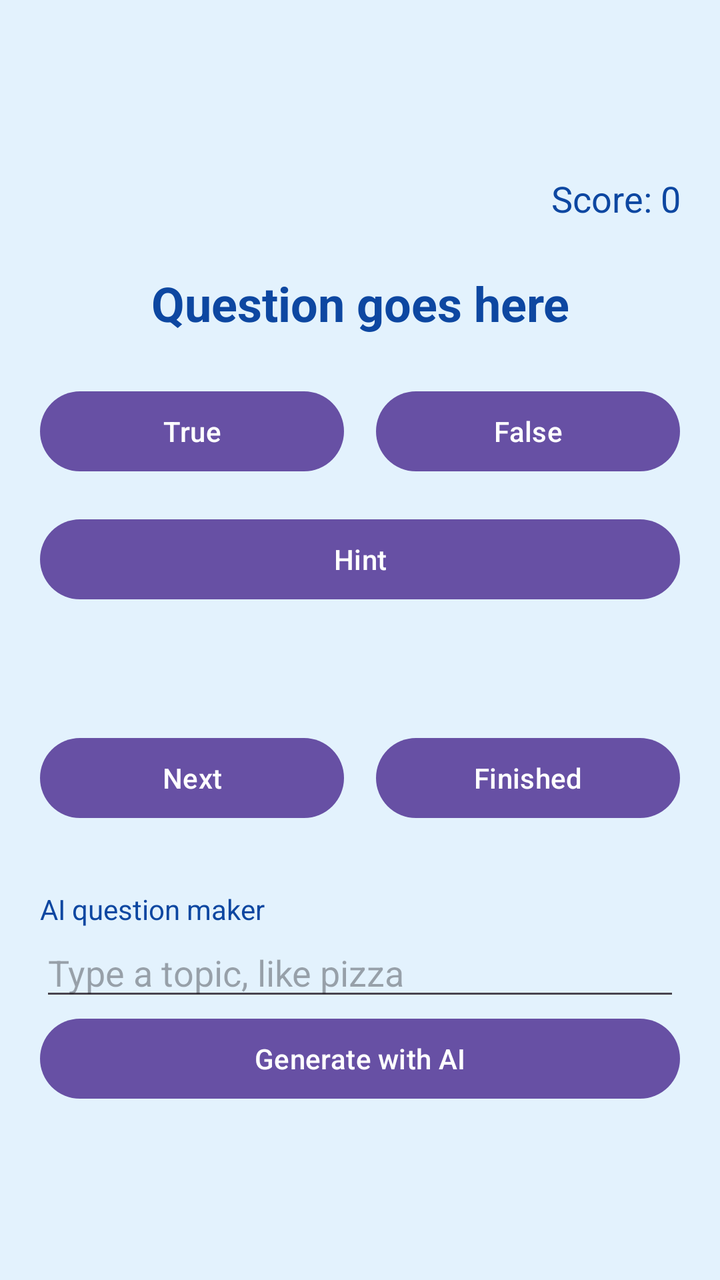
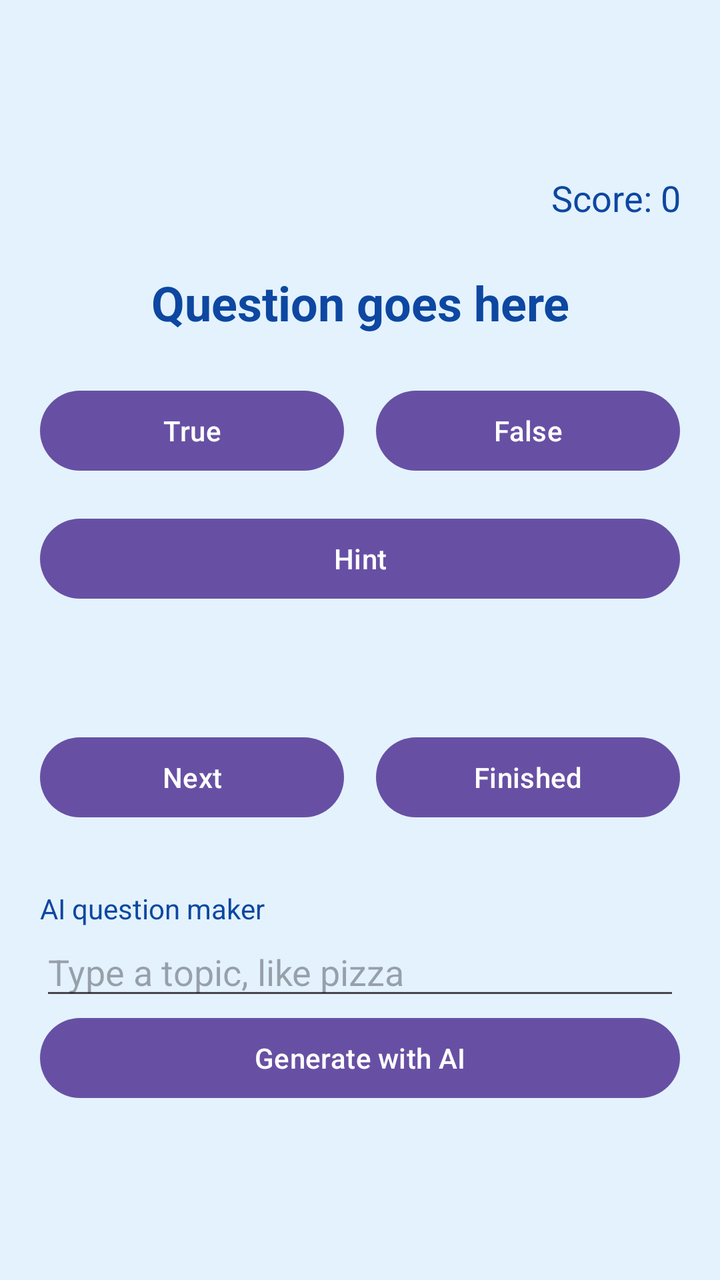

Two renders of the same Android screen: before a commit and after it. Below are the layout's source before the change and the commit's diff.
<!-- AndroidManifest.xml: application theme Theme.QuizAPP -->
<!-- res/layout/activity_main.xml -->
<?xml version="1.0" encoding="utf-8"?>
<androidx.constraintlayout.widget.ConstraintLayout xmlns:android="http://schemas.android.com/apk/res/android"
    xmlns:app="http://schemas.android.com/apk/res-auto"
    xmlns:tools="http://schemas.android.com/tools"
    android:id="@+id/main"
    android:layout_width="match_parent"
    android:layout_height="match_parent"
    android:background="#E3F2FD"
    tools:context=".MainActivity">

    <LinearLayout
        android:layout_width="0dp"
        android:layout_height="wrap_content"
        android:orientation="vertical"
        android:padding="20dp"
        app:layout_constraintBottom_toBottomOf="parent"
        app:layout_constraintEnd_toEndOf="parent"
        app:layout_constraintStart_toStartOf="parent"
        app:layout_constraintTop_toTopOf="parent">

        <TextView
            android:id="@+id/scoreText"
            android:layout_width="match_parent"
            android:layout_height="wrap_content"
            android:gravity="end"
            android:text="Score: 0"
            android:textColor="#0D47A1"
            android:textSize="18sp" />

        <TextView
            android:id="@+id/questionText"
            android:layout_width="match_parent"
            android:layout_height="wrap_content"
            android:layout_marginTop="24dp"
            android:gravity="center"
            android:text="Question goes here"
            android:textColor="#0D47A1"
            android:textSize="24sp"
            android:textStyle="bold" />

        <LinearLayout
            android:layout_width="match_parent"
            android:layout_height="wrap_content"
            android:layout_marginTop="24dp"
            android:orientation="horizontal">

            <Button
                android:id="@+id/trueButton"
                android:layout_width="0dp"
                android:layout_height="wrap_content"
                android:layout_marginEnd="8dp"
                android:layout_weight="1"
                android:text="True" />

            <Button
                android:id="@+id/falseButton"
                android:layout_width="0dp"
                android:layout_height="wrap_content"
                android:layout_marginStart="8dp"
                android:layout_weight="1"
                android:text="False" />
        </LinearLayout>

        <Button
            android:id="@+id/hintButton"
            android:layout_width="match_parent"
            android:layout_height="wrap_content"
            android:layout_marginTop="16dp"
            android:text="Hint" />

        <TextView
            android:id="@+id/feedbackText"
            android:layout_width="match_parent"
            android:layout_height="wrap_content"
            android:layout_marginTop="16dp"
            android:gravity="center"
            android:text=""
            android:textColor="#1565C0"
            android:textSize="22sp" />

        <LinearLayout
            android:layout_width="match_parent"
            android:layout_height="wrap_content"
            android:layout_marginTop="16dp"
            android:orientation="horizontal">

            <Button
                android:id="@+id/nextButton"
                android:layout_width="0dp"
                android:layout_height="wrap_content"
                android:layout_marginEnd="8dp"
                android:layout_weight="1"
                android:text="Next" />

            <Button
                android:id="@+id/finishedButton"
                android:layout_width="0dp"
                android:layout_height="wrap_content"
                android:layout_marginStart="8dp"
                android:layout_weight="1"
                android:text="Finished" />
        </LinearLayout>

        <TextView
            android:layout_width="match_parent"
            android:layout_height="wrap_content"
            android:layout_marginTop="32dp"
            android:text="AI question maker"
            android:textColor="#0D47A1"
            android:textSize="14sp" />

        <EditText
            android:id="@+id/topicInput"
            android:layout_width="match_parent"
            android:layout_height="wrap_content"
            android:hint="Type a topic, like pizza"
            android:inputType="text" />

        <Button
            android:id="@+id/generateButton"
            android:layout_width="match_parent"
            android:layout_height="wrap_content"
            android:text="Generate with AI" />
    </LinearLayout>

</androidx.constraintlayout.widget.ConstraintLayout>
<!-- resources referenced by this layout -->
<resources>
  <style name="Theme.QuizAPP" parent="Base.Theme.QuizAPP" />
  <style name="Base.Theme.QuizAPP" parent="Theme.Material3.DayNight.NoActionBar">
          
          
      </style>
</resources>

<!-- the commit's change to res/layout/activity_main.xml (unified diff, before → after) -->
@@ -8,15 +8,22 @@
     android:background="#E3F2FD"
     tools:context=".MainActivity">
 
-    <LinearLayout
+    <ScrollView
+        android:id="@+id/mainScroll"
         android:layout_width="0dp"
-        android:layout_height="wrap_content"
-        android:orientation="vertical"
-        android:padding="20dp"
+        android:layout_height="0dp"
+        android:fillViewport="true"
         app:layout_constraintBottom_toBottomOf="parent"
         app:layout_constraintEnd_toEndOf="parent"
         app:layout_constraintStart_toStartOf="parent"
         app:layout_constraintTop_toTopOf="parent">
+
+    <LinearLayout
+        android:layout_width="match_parent"
+        android:layout_height="wrap_content"
+        android:gravity="center_vertical"
+        android:orientation="vertical"
+        android:padding="20dp">
 
         <TextView
             android:id="@+id/scoreText"
@@ -122,5 +129,6 @@
             android:layout_height="wrap_content"
             android:text="Generate with AI" />
     </LinearLayout>
+    </ScrollView>
 
 </androidx.constraintlayout.widget.ConstraintLayout>
